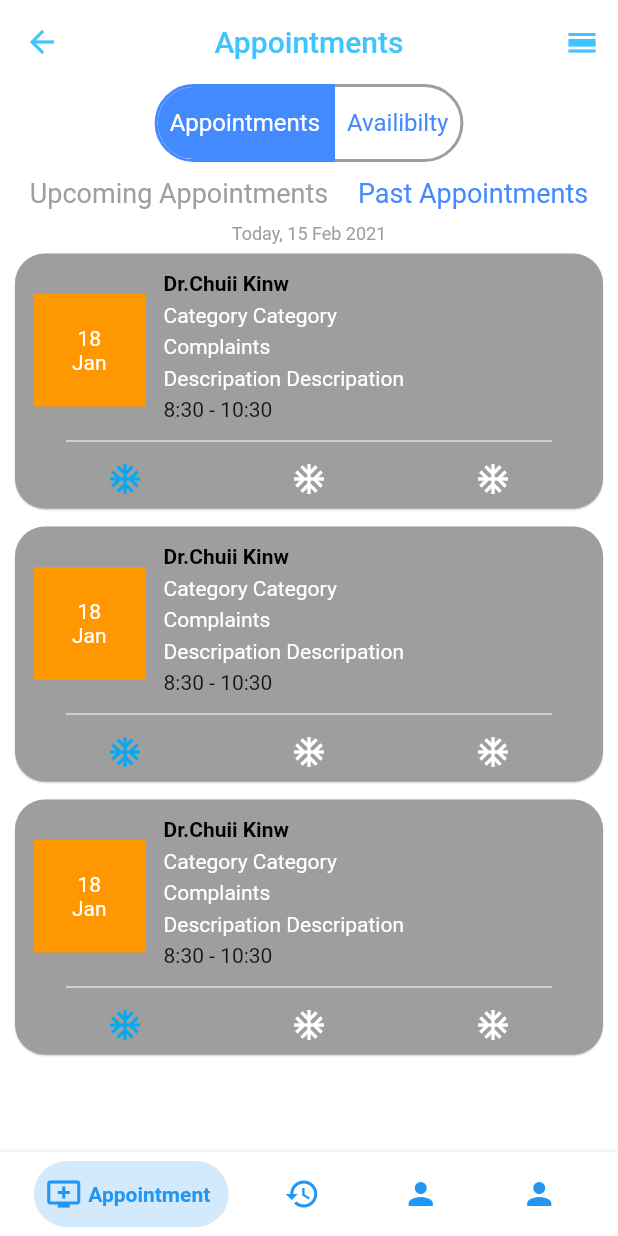
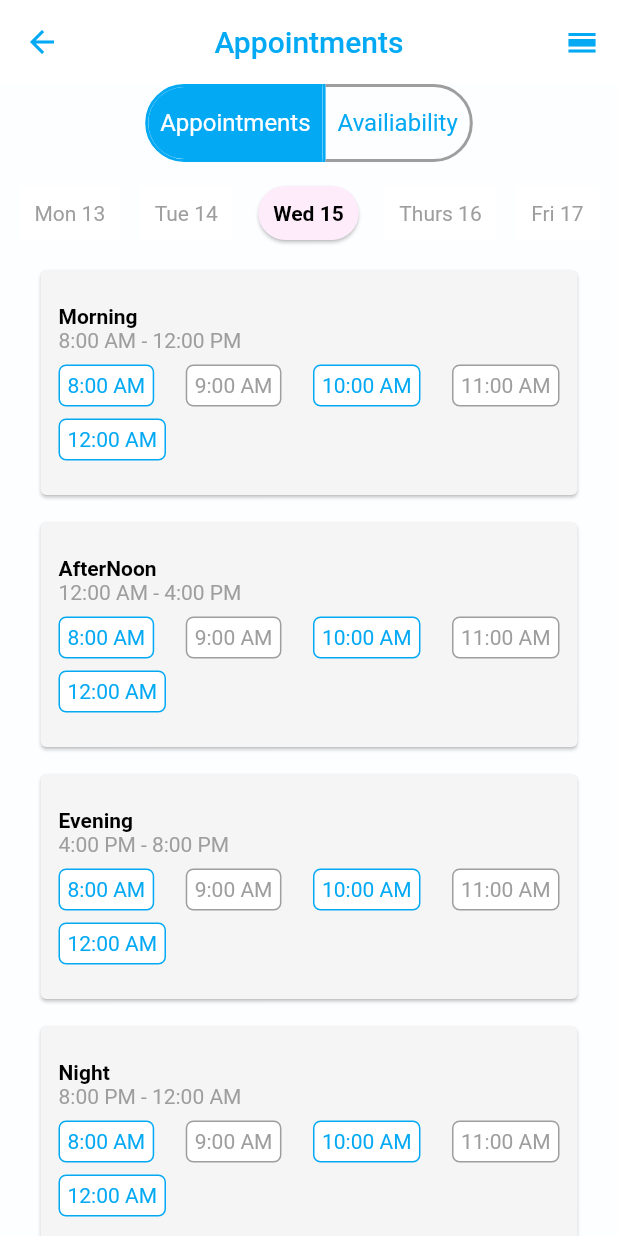
Before and after one commit to waqas-ahmad762/challenge, a Flutter app: the screen it shows after launch, after a tap on the "calendar view day" icon, on a phone screen of 412 x 824 dp. Run offline on Flutter 3.47's test engine with Material 2 defaults, Android fonts, the phone set to English and light mode, and no system bars; drawn by our look-alikes of bottom_navy_bar.

Commit message:
Ad Appointment Screen
Add Appointment Screen and SS as well.

```diff
--- /dev/null
+++ b/lib/appointment.dart
@@ -0,0 +1,250 @@
+import 'package:flutter/material.dart';
+
+class Appointment extends StatefulWidget {
+  @override
+  _AppointmentState createState() => _AppointmentState();
+}
+
+class _AppointmentState extends State<Appointment> {
+  List<bool> isSelected;
+  var _dataToDisplay;
+  int _value = 1;
+  @override
+  void initState() {
+    _dataToDisplay = ['TTest1', 'TTest2', 'TTest3'];
+    isSelected = [true, false];
+    super.initState();
+  }
+
+  @override
+  Widget build(BuildContext context) {
+    return Scaffold(
+      backgroundColor: Color.fromRGBO(253, 254, 255, 1),
+      appBar: AppBar(
+        backgroundColor: Colors.white,
+        elevation: 0,
+        leading: IconButton(
+          icon: Icon(
+            Icons.arrow_back,
+            color: Color.fromRGBO(4, 169, 244, 1),
+          ),
+          onPressed: () {},
+        ),
+        title: Text(
+          'Appointments',
+          style: TextStyle(
+            color: Color.fromRGBO(4, 169, 244, 1),
+          ),
+        ),
+        centerTitle: true,
+        actions: [
+          IconButton(
+            icon: Icon(
+              Icons.calendar_view_day,
+              color: Color.fromRGBO(4, 169, 244, 1),
+            ),
+            onPressed: () {},
+          ),
+        ],
+      ),
+      body: SingleChildScrollView(
+        child: Column(
+          children: [
+            Center(
+              child: ToggleButtons(
+                borderColor: Colors.grey,
+                fillColor: Color.fromRGBO(4, 169, 244, 1),
+                borderWidth: 2,
+                selectedBorderColor: Color.fromRGBO(4, 169, 244, 1),
+                selectedColor: Colors.white,
+                color: Color.fromRGBO(4, 169, 244, 1),
+                borderRadius: BorderRadius.circular(25),
+                children: <Widget>[
+                  Padding(
+                    padding: const EdgeInsets.all(8.0),
+                    child: Text(
+                      'Appointments',
+                      style: TextStyle(fontSize: 16),
+                    ),
+                  ),
+                  Padding(
+                    padding: const EdgeInsets.all(8.0),
+                    child: Text(
+                      'Availiability',
+                      style: TextStyle(fontSize: 16),
+                    ),
+                  ),
+                ],
+                onPressed: (int index) {
+                  setState(() {
+                    for (int i = 0; i < isSelected.length; i++) {
+                      isSelected[i] = i == index;
+                    }
+                  });
+                },
+                isSelected: isSelected,
+              ),
+            ),
+            SizedBox(
+              height: 12,
+            ),
+            Row(
+              mainAxisAlignment: MainAxisAlignment.spaceEvenly,
+              children: [
+                _date('Mon 13'),
+                _date('Tue 14'),
+                _colorDate('Wed 15'),
+                _date('Thurs 16'),
+                _date('Fri 17'),
+              ],
+            ),
+            SizedBox(
+              height: 12,
+            ),
+            _cards('Morning', '8:00 AM - 12:00 PM'),
+            SizedBox(
+              height: 10,
+            ),
+            _cards('AfterNoon', '12:00 AM - 4:00 PM'),
+            SizedBox(
+              height: 10,
+            ),
+            _cards('Evening', '4:00 PM - 8:00 PM'),
+            SizedBox(
+              height: 10,
+            ),
+            _cards('Night', '8:00 PM - 12:00 AM'),
+            SizedBox(
+              height: 10,
+            ),
+          ],
+        ),
+      ),
+    );
+  }
+
+  Widget _cards(String heading, String subheading) {
+    return Padding(
+      padding: EdgeInsets.symmetric(horizontal: 23),
+      child: Container(
+        width: double.infinity,
+        child: Card(
+          color: Colors.grey[100],
+          child: Padding(
+            padding: EdgeInsets.symmetric(
+              horizontal: 12,
+              vertical: 23,
+            ),
+            child: Column(
+              crossAxisAlignment: CrossAxisAlignment.start,
+              children: [
+                Text(
+                  heading,
+                  style: TextStyle(
+                    color: Colors.black,
+                    fontWeight: FontWeight.bold,
+                  ),
+                ),
+                Text(
+                  subheading,
+                  style: TextStyle(
+                    color: Colors.grey,
+                  ),
+                ),
+                SizedBox(
+                  height: 8,
+                ),
+                Row(
+                  mainAxisAlignment: MainAxisAlignment.spaceBetween,
+                  children: [
+                    _time(
+                      '8:00 AM',
+                      Color.fromRGBO(4, 169, 244, 1),
+                    ),
+                    _time(
+                      '9:00 AM',
+                      Colors.grey,
+                    ),
+                    _time(
+                      '10:00 AM',
+                      Color.fromRGBO(4, 169, 244, 1),
+                    ),
+                    _time(
+                      '11:00 AM',
+                      Colors.grey,
+                    ),
+                  ],
+                ),
+                SizedBox(
+                  height: 8,
+                ),
+                Row(
+                  mainAxisAlignment: MainAxisAlignment.spaceBetween,
+                  children: [
+                    _time(
+                      '12:00 AM',
+                      Color.fromRGBO(4, 169, 244, 1),
+                    ),
+                  ],
+                ),
+              ],
+            ),
+          ),
+        ),
+      ),
+    );
+  }
+
+  Widget _time(String time, Color color) {
+    return Container(
+      decoration: BoxDecoration(
+        color: Colors.white,
+        borderRadius: BorderRadius.circular(5.0),
+        border: Border.all(
+          color: color,
+        ),
+      ),
+      child: Padding(
+        padding: EdgeInsets.all(5.0),
+        child: Text(
+          time,
+          style: TextStyle(
+            color: color,
+          ),
+        ),
+      ),
+    );
+  }
+
+  Widget _colorDate(String date) {
+    return Card(
+      shape: RoundedRectangleBorder(
+        borderRadius: BorderRadius.circular(20.0),
+      ),
+      color: Color.fromRGBO(254, 236, 251, 1),
+      child: Padding(
+        padding: const EdgeInsets.all(10.0),
+        child: Text(
+          date,
+          style: TextStyle(
+            color: Colors.black,
+            fontWeight: FontWeight.bold,
+          ),
+        ),
+      ),
+    );
+  }
+
+  Widget _date(String date) {
+    return Container(
+      color: Colors.white,
+      child: Padding(
+        padding: const EdgeInsets.all(10.0),
+        child: Text(
+          date,
+          style: TextStyle(color: Colors.grey),
+        ),
+      ),
+    );
+  }
+}
--- a/lib/main.dart
+++ b/lib/main.dart
@@ -1,3 +1,4 @@
+import 'package:challenge/appointment.dart';
 import 'package:challenge/bottom_bar.dart';
 import 'package:flutter/material.dart';
 
@@ -60,7 +61,15 @@ class _MyHomePageState extends State<MyHomePage> {
               Icons.calendar_view_day,
               color: Colors.lightBlueAccent,
             ),
-            onPressed: () {},
+            onPressed: () {
+              Navigator.of(context).push(
+                new MaterialPageRoute<Null>(
+                  builder: (BuildContext context) {
+                    return Appointment();
+                  },
+                ),
+              );
+            },
           ),
         ],
       ),
```
Also changed, not shown: Screenshot 2021-02-16 at 1.52.54 PM.png (added), 1 other file.
